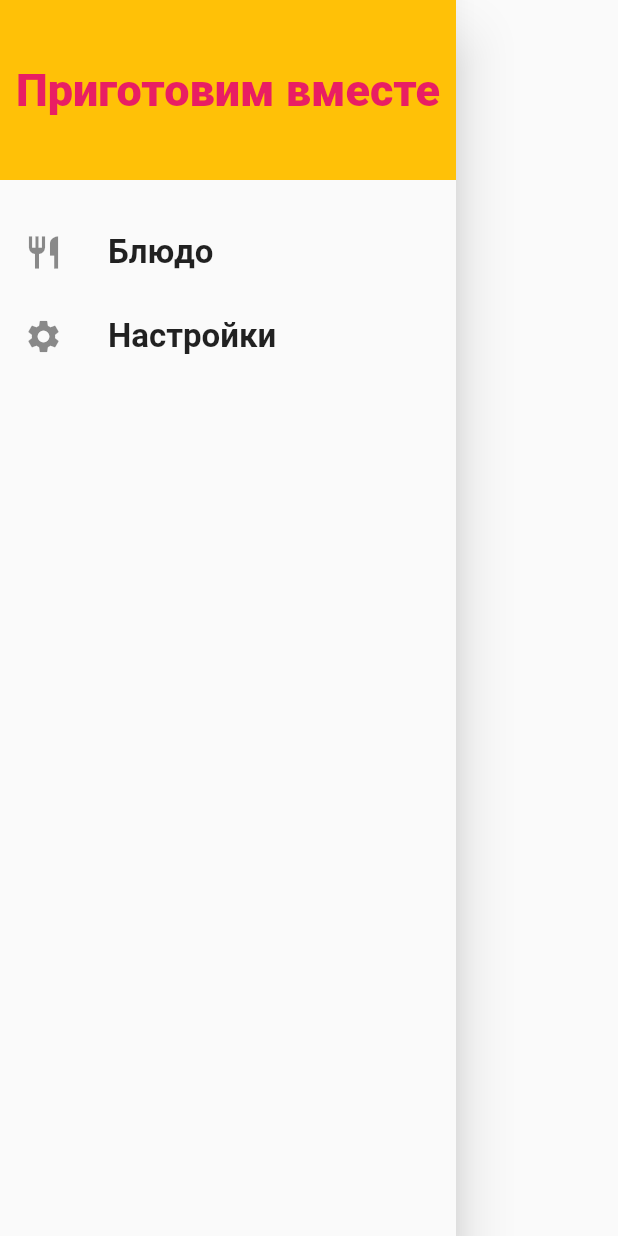
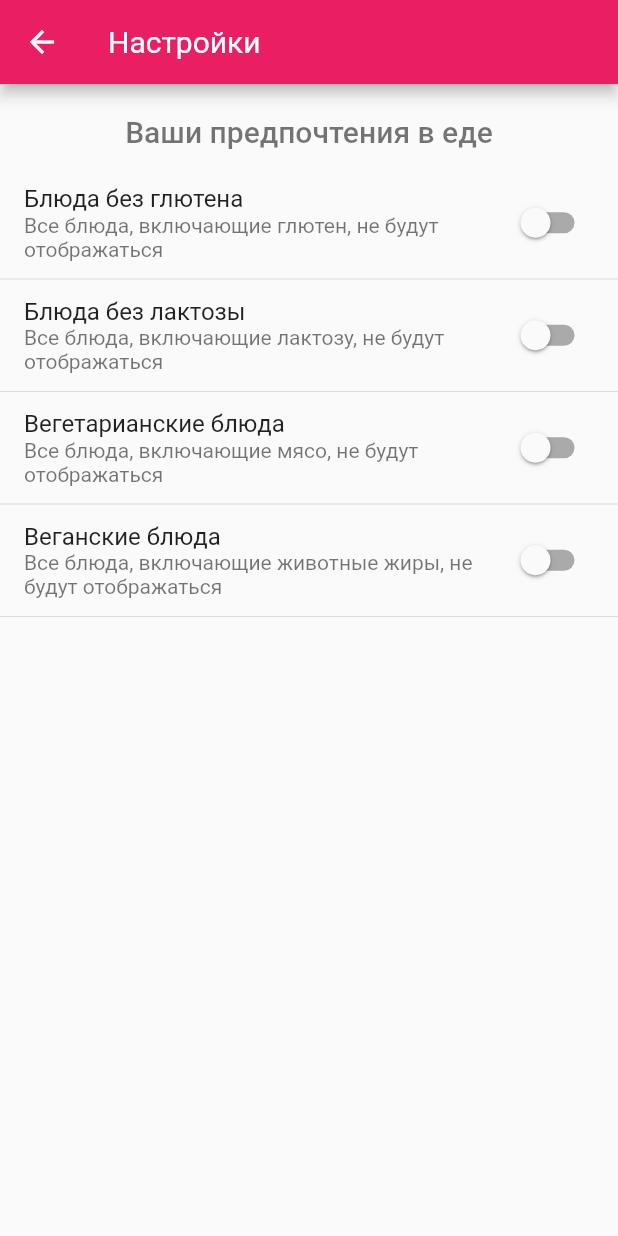
Before and after one commit to Puzikovsa/meal_app, a Flutter app: the MainDrawer widget shown alone on an empty page, opened directly, after a tap on "Настройки", on a phone screen of 412 x 824 dp. Run offline on Flutter 3.47's test engine with Material 2 defaults, Android fonts, the phone set to English and light mode, and no system bars.

Commit message:
added filter_page.dart

```diff
--- /dev/null
+++ b/lib/widgets/pages/filter_page.dart
@@ -0,0 +1,109 @@
+import 'package:flutter/material.dart';
+import 'package:meal_app/data.dart';
+
+class FilterPage extends StatefulWidget {
+  static const String route = '/filters';
+
+  const FilterPage({super.key});
+
+  @override
+  FilterPageState createState() => FilterPageState();
+}
+
+class FilterPageState extends State<FilterPage> {
+  @override
+  Widget build(BuildContext context) {
+    return Scaffold(
+      appBar: AppBar(
+        title: Text(
+          'Настройки',
+          style: Theme.of(context).textTheme.headline1,
+        ),
+      ),
+      body: Column(
+        children: [
+          Container(
+            alignment: Alignment.center,
+            padding: const EdgeInsets.all(20),
+            child: Text(
+              'Ваши предпочтения в еде',
+              style: Theme.of(context).textTheme.headline4,
+            ),
+          ),
+          Expanded(
+            child: ListView(
+              children: [
+                _buildSwitchListTile(
+                  'Блюда без глютена',
+                  'Все блюда, включающие глютен, не будут отображаться',
+                  MockData.isGlutenFree,
+                  (value) {
+                    setState(
+                      () {
+                        MockData.isGlutenFree = value;
+                      },
+                    );
+                  },
+                ),
+                const Divider(),
+                _buildSwitchListTile(
+                  'Блюда без лактозы',
+                  'Все блюда, включающие лактозу, не будут отображаться',
+                  MockData.isLactoseFree,
+                      (value) {
+                    setState(
+                          () {
+                        MockData.isLactoseFree = value;
+                      },
+                    );
+                  },
+                ),
+                const Divider(),
+                _buildSwitchListTile(
+                  'Вегетарианские блюда',
+                  'Все блюда, включающие мясо, не будут отображаться',
+                  MockData.isVegetarian,
+                      (value) {
+                    setState(
+                          () {
+                        MockData.isVegetarian = value;
+                      },
+                    );
+                  },
+                ),
+                const Divider(),
+                _buildSwitchListTile(
+                  'Веганские блюда',
+                  'Все блюда, включающие животные жиры, не будут отображаться',
+                  MockData.isVegan,
+                      (value) {
+                    setState(
+                          () {
+                        MockData.isVegan = value;
+                      },
+                    );
+                  },
+                ),
+                const Divider(),
+
+              ],
+            ),
+          ),
+        ],
+      ),
+    );
+  }
+
+  _buildSwitchListTile(
+      String title,
+      String description,
+      bool parameter,
+      void Function(bool) tapHandler) {
+    return SwitchListTile(
+      value: parameter,
+      onChanged: tapHandler,
+      title: Text(title),
+      subtitle: Text(description),
+    );
+  }
+}
--- a/lib/widgets/pages/main_drawer.dart
+++ b/lib/widgets/pages/main_drawer.dart
@@ -1,4 +1,5 @@
 import 'package:flutter/material.dart';
+import 'package:meal_app/widgets/pages/filter_page.dart';
 
 class MainDrawer extends StatelessWidget {
   const MainDrawer({super.key});
@@ -33,7 +34,9 @@ class MainDrawer extends StatelessWidget {
             buildListTile('Блюдо', Icons.restaurant, () {
               Navigator.pushNamed(context, '/');
             }),
-            buildListTile('Настройки', Icons.settings, () {}),
+            buildListTile('Настройки', Icons.settings, () {
+              Navigator.pushNamed(context, FilterPage.route);
+            }),
           ],
         ),
       ),
```
Also changed, not shown: lib/data.dart (+5 -28 lines), lib/main.dart (+7 -1 lines).
